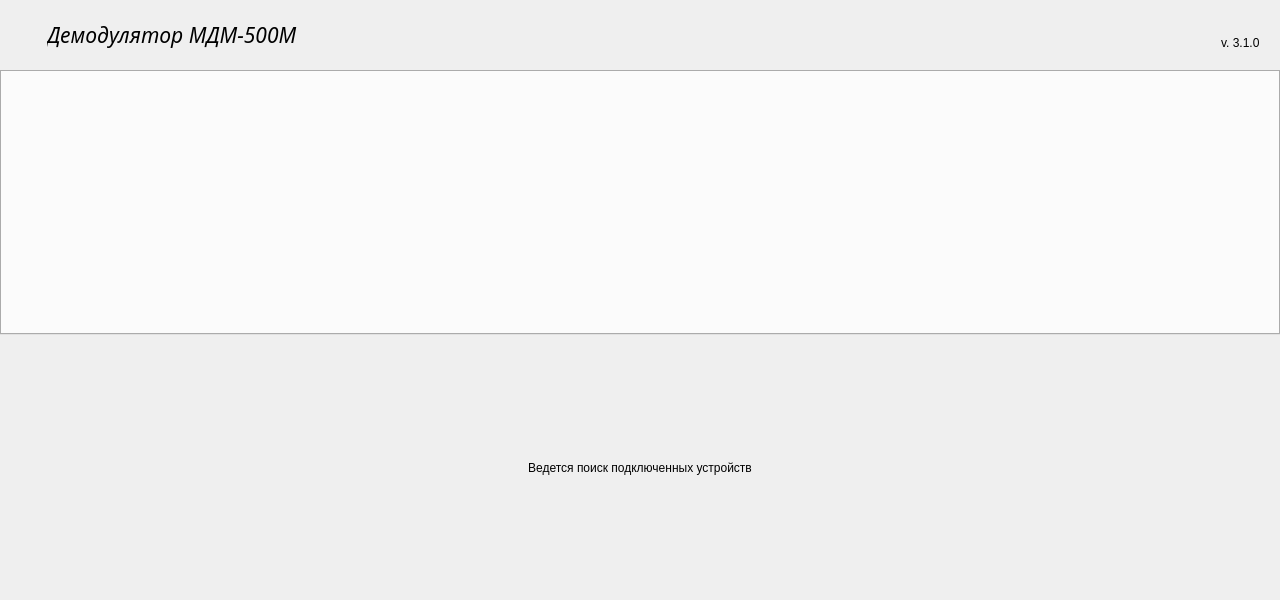
This is src/MainWindow.ui in yuferovalex/MDM500M as Qt 5 draws it before an edit. The edited form follows.
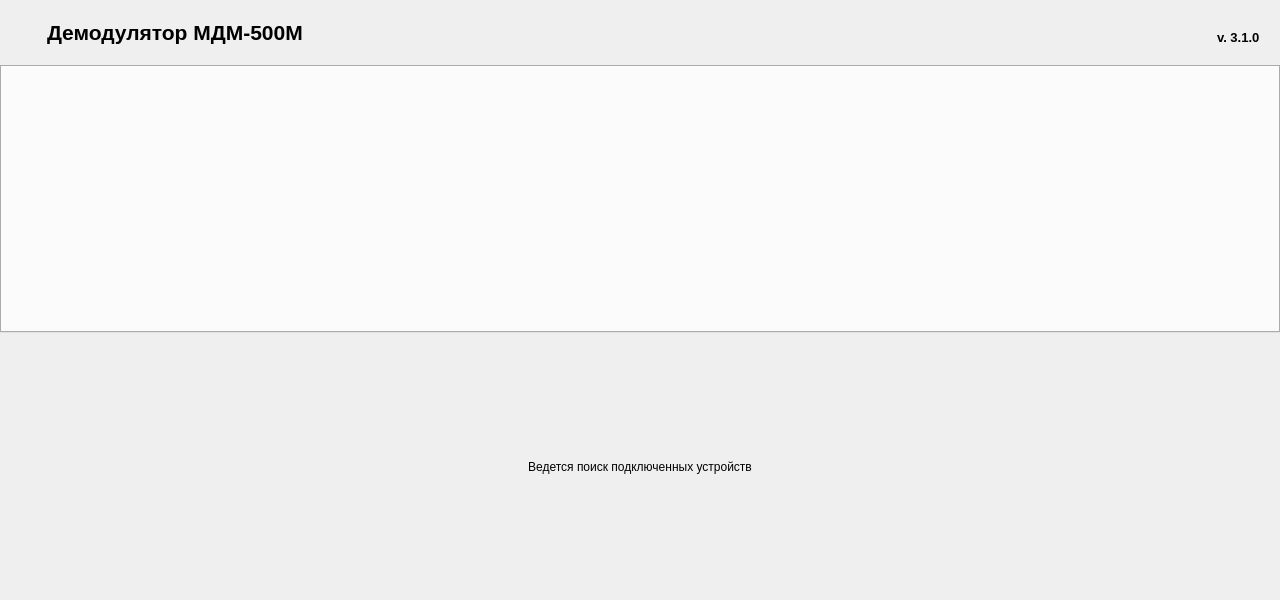
This is the edited form. Icons and pictures are not drawn.

What changed in the file:
```diff
--- a/src/MainWindow.ui
+++ b/src/MainWindow.ui
@@ -76,9 +76,9 @@
        <widget class="QLabel" name="title">
         <property name="font">
          <font>
-          <family>Segoe UI Black</family>
           <pointsize>16</pointsize>
-          <italic>true</italic>
+          <weight>75</weight>
+          <bold>true</bold>
          </font>
         </property>
         <property name="text">
@@ -101,6 +101,14 @@
       </item>
       <item>
        <widget class="QLabel" name="version">
+        <property name="font">
+         <font>
+          <pointsize>10</pointsize>
+          <weight>75</weight>
+          <italic>false</italic>
+          <bold>true</bold>
+         </font>
+        </property>
         <property name="text">
          <string>v. 3.1.0</string>
         </property>
```
Left out of the diff: 6 changed lines with no effect on the pictures.
